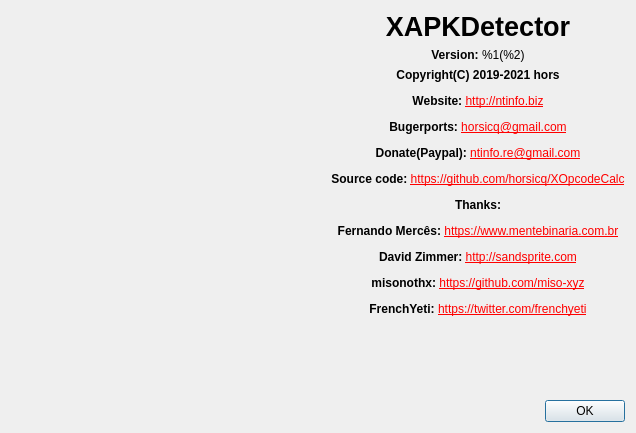
horsicq/XAPKDetector, file gui_source/dialogabout.ui: the form before one commit.
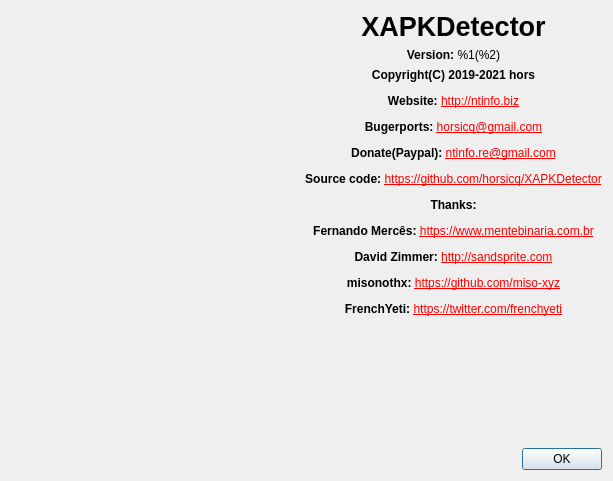
The form after the commit. Icons and pictures are not drawn.

```diff
--- a/gui_source/dialogabout.ui
+++ b/gui_source/dialogabout.ui
@@ -9,8 +9,8 @@
    <rect>
     <x>0</x>
     <y>0</y>
-    <width>636</width>
-    <height>433</height>
+    <width>613</width>
+    <height>481</height>
    </rect>
   </property>
   <property name="windowTitle">
@@ -41,19 +41,6 @@
        </property>
       </widget>
      </item>
-     <item>
-      <spacer name="horizontalSpacer_2">
-       <property name="orientation">
-        <enum>Qt::Horizontal</enum>
-       </property>
-       <property name="sizeHint" stdset="0">
-        <size>
-         <width>40</width>
-         <height>20</height>
-        </size>
-       </property>
-      </spacer>
-     </item>
      <item>
       <layout class="QVBoxLayout" name="verticalLayout">
        <item>
@@ -86,7 +73,7 @@
        <item>
         <widget class="QLabel" name="labelInfo">
          <property name="text">
-          <string notr="true">&lt;html&gt;&lt;head/&gt;&lt;body&gt;&lt;p align=&quot;center&quot;&gt;&lt;span style=&quot; font-weight:600;&quot;&gt;Copyright(C) 2019-2021 hors&lt;/span&gt;&lt;/p&gt;&lt;p align=&quot;center&quot;&gt;&lt;span style=&quot; font-weight:600;&quot;&gt;Website: &lt;/span&gt;&lt;a href=&quot;http://ntinfo.biz&quot;&gt;&lt;span style=&quot; text-decoration: underline; color:#ff0000;&quot;&gt;http://ntinfo.biz&lt;/span&gt;&lt;/a&gt;&lt;/p&gt;&lt;p align=&quot;center&quot;&gt;&lt;span style=&quot; font-weight:600;&quot;&gt;Bugerports: &lt;/span&gt;&lt;a href=&quot;mailto:horsicq@gmail.com&quot;&gt;&lt;span style=&quot; text-decoration: underline; color:#ff0000;&quot;&gt;horsicq@gmail.com&lt;/span&gt;&lt;/a&gt;&lt;/p&gt;&lt;p align=&quot;center&quot;&gt;&lt;span style=&quot; font-weight:600;&quot;&gt;Donate(Paypal): &lt;/span&gt;&lt;a href=&quot;mailto:ntinfo.re@gmail.com&quot;&gt;&lt;span style=&quot; text-decoration: underline; color:#ff0000;&quot;&gt;ntinfo.re@gmail.com&lt;/span&gt;&lt;/a&gt;&lt;/p&gt;&lt;p align=&quot;center&quot;&gt;&lt;span style=&quot; font-weight:600;&quot;&gt;Source code: &lt;/span&gt;&lt;a href=&quot;https://github.com/horsicq/XOpcodeCalc&quot;&gt;&lt;span style=&quot; text-decoration: underline; color:#ff0000;&quot;&gt;https://github.com/horsicq/XOpcodeCalc&lt;/span&gt;&lt;/a&gt;&lt;/p&gt;&lt;p align=&quot;center&quot;&gt;&lt;span style=&quot; font-weight:600;&quot;&gt;Thanks:&lt;/span&gt;&lt;/p&gt;&lt;p align=&quot;center&quot;&gt;&lt;span style=&quot; font-weight:600;&quot;&gt;Fernando Mercês: &lt;/span&gt;&lt;a href=&quot;https://www.mentebinaria.com.br/&quot;&gt;&lt;span style=&quot; text-decoration: underline; color:#ff0000;&quot;&gt;https://www.mentebinaria.com.br&lt;/span&gt;&lt;/a&gt;&lt;/p&gt;&lt;p align=&quot;center&quot;&gt;&lt;span style=&quot; font-weight:600;&quot;&gt;David Zimmer: &lt;/span&gt;&lt;a href=&quot;http://sandsprite.com/&quot;&gt;&lt;span style=&quot; text-decoration: underline; color:#ff0000;&quot;&gt;http://sandsprite.com&lt;/span&gt;&lt;/a&gt;&lt;/p&gt;&lt;p align=&quot;center&quot;&gt;&lt;span style=&quot; font-weight:600;&quot;&gt;misonothx: &lt;/span&gt;&lt;a href=&quot;https://github.com/miso-xyz&quot;&gt;&lt;span style=&quot; text-decoration: underline; color:#ff0000;&quot;&gt;https://github.com/miso-xyz&lt;/span&gt;&lt;/a&gt;&lt;/p&gt;&lt;p align=&quot;center&quot;&gt;&lt;span style=&quot; font-weight:600;&quot;&gt;FrenchYeti: &lt;/span&gt;&lt;a href=&quot;https://twitter.com/frenchyeti&quot;&gt;&lt;span style=&quot; text-decoration: underline; color:#ff0000;&quot;&gt;https://twitter.com/frenchyeti&lt;/span&gt;&lt;/a&gt;&lt;/p&gt;&lt;/body&gt;&lt;/html&gt;</string>
+          <string notr="true">&lt;html&gt;&lt;head/&gt;&lt;body&gt;&lt;p align=&quot;center&quot;&gt;&lt;span style=&quot; font-weight:600;&quot;&gt;Copyright(C) 2019-2021 hors&lt;/span&gt;&lt;/p&gt;&lt;p align=&quot;center&quot;&gt;&lt;span style=&quot; font-weight:600;&quot;&gt;Website: &lt;/span&gt;&lt;a href=&quot;http://ntinfo.biz&quot;&gt;&lt;span style=&quot; text-decoration: underline; color:#ff0000;&quot;&gt;http://ntinfo.biz&lt;/span&gt;&lt;/a&gt;&lt;/p&gt;&lt;p align=&quot;center&quot;&gt;&lt;span style=&quot; font-weight:600;&quot;&gt;Bugerports: &lt;/span&gt;&lt;a href=&quot;mailto:horsicq@gmail.com&quot;&gt;&lt;span style=&quot; text-decoration: underline; color:#ff0000;&quot;&gt;horsicq@gmail.com&lt;/span&gt;&lt;/a&gt;&lt;/p&gt;&lt;p align=&quot;center&quot;&gt;&lt;span style=&quot; font-weight:600;&quot;&gt;Donate(Paypal): &lt;/span&gt;&lt;a href=&quot;mailto:ntinfo.re@gmail.com&quot;&gt;&lt;span style=&quot; text-decoration: underline; color:#ff0000;&quot;&gt;ntinfo.re@gmail.com&lt;/span&gt;&lt;/a&gt;&lt;/p&gt;&lt;p align=&quot;center&quot;&gt;&lt;span style=&quot; font-weight:600;&quot;&gt;Source code: &lt;/span&gt;&lt;a href=&quot;https://github.com/horsicq/XAPKDetector&quot;&gt;&lt;span style=&quot; text-decoration: underline; color:#ff0000;&quot;&gt;https://github.com/horsicq/XAPKDetector&lt;/span&gt;&lt;/a&gt;&lt;/p&gt;&lt;p align=&quot;center&quot;&gt;&lt;span style=&quot; font-weight:600;&quot;&gt;Thanks:&lt;/span&gt;&lt;/p&gt;&lt;p align=&quot;center&quot;&gt;&lt;span style=&quot; font-weight:600;&quot;&gt;Fernando Mercês: &lt;/span&gt;&lt;a href=&quot;https://www.mentebinaria.com.br/&quot;&gt;&lt;span style=&quot; text-decoration: underline; color:#ff0000;&quot;&gt;https://www.mentebinaria.com.br&lt;/span&gt;&lt;/a&gt;&lt;/p&gt;&lt;p align=&quot;center&quot;&gt;&lt;span style=&quot; font-weight:600;&quot;&gt;David Zimmer: &lt;/span&gt;&lt;a href=&quot;http://sandsprite.com/&quot;&gt;&lt;span style=&quot; text-decoration: underline; color:#ff0000;&quot;&gt;http://sandsprite.com&lt;/span&gt;&lt;/a&gt;&lt;/p&gt;&lt;p align=&quot;center&quot;&gt;&lt;span style=&quot; font-weight:600;&quot;&gt;misonothx: &lt;/span&gt;&lt;a href=&quot;https://github.com/miso-xyz&quot;&gt;&lt;span style=&quot; text-decoration: underline; color:#ff0000;&quot;&gt;https://github.com/miso-xyz&lt;/span&gt;&lt;/a&gt;&lt;/p&gt;&lt;p align=&quot;center&quot;&gt;&lt;span style=&quot; font-weight:600;&quot;&gt;FrenchYeti: &lt;/span&gt;&lt;a href=&quot;https://twitter.com/frenchyeti&quot;&gt;&lt;span style=&quot; text-decoration: underline; color:#ff0000;&quot;&gt;https://twitter.com/frenchyeti&lt;/span&gt;&lt;/a&gt;&lt;/p&gt;&lt;/body&gt;&lt;/html&gt;</string>
          </property>
          <property name="openExternalLinks">
           <bool>true</bool>
```
